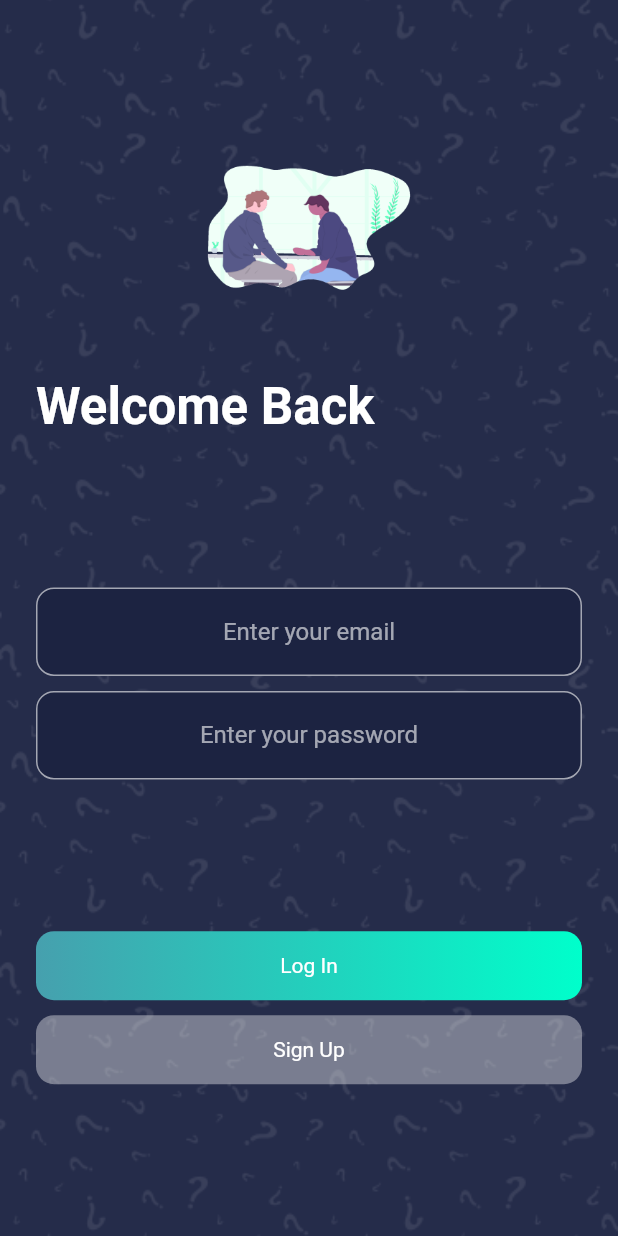
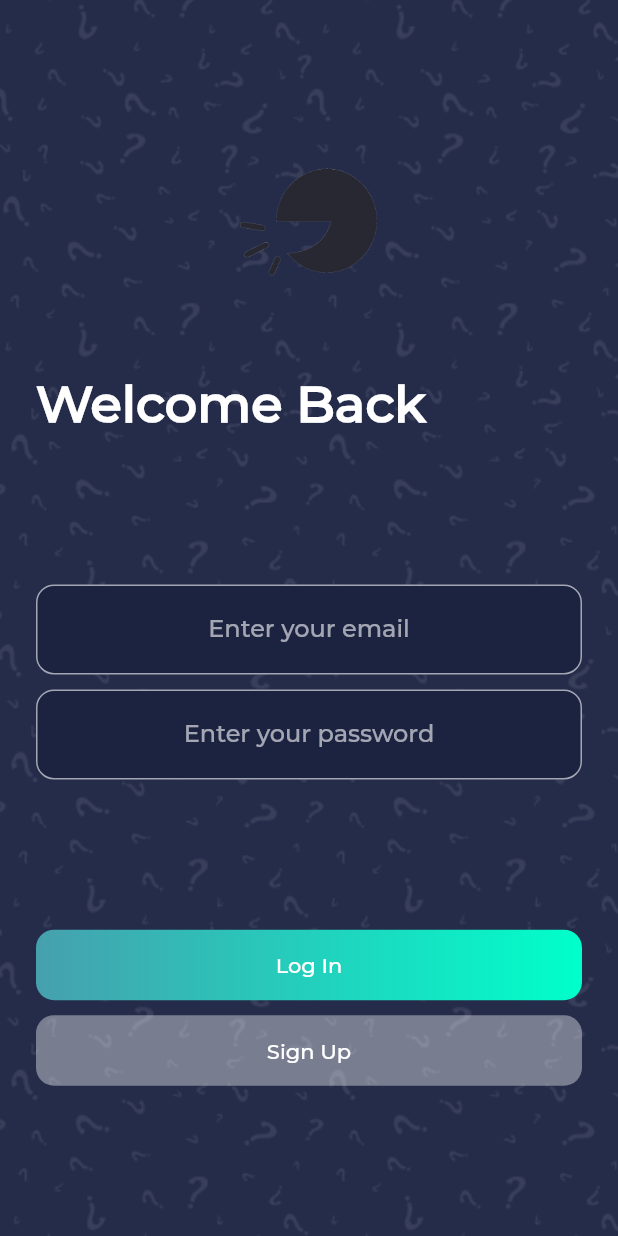
Before and after one commit to samiraliyev573/mchacks2021, a Flutter app: the screen it shows after launch, on a phone screen of 412 x 824 dp. Run offline on Flutter 3.47's test engine with Material 2 defaults, Android fonts, the phone set to English and light mode, and no system bars; our stand-ins replace animated_text_kit, awesome_dialog, cloud_firestore, firebase_auth, firebase_core, modal_progress_hud; accounts and stored records are empty.

Commit message:
Logo and Fonts

```diff
--- a/lib/main.dart
+++ b/lib/main.dart
@@ -13,7 +13,8 @@ class MyApp extends StatelessWidget {
   Widget build(BuildContext context) {
     return MaterialApp(
       title: 'McHacks2021',
-      theme: ThemeData.dark(),
+      theme: ThemeData(
+          fontFamily: "Montserrat-Medium", brightness: Brightness.dark),
       debugShowCheckedModeBanner: false,
       home: LoginScreen(),
     );
--- a/lib/screens/chat_screen.dart
+++ b/lib/screens/chat_screen.dart
@@ -1,6 +1,8 @@
 import 'package:flutter/material.dart';
 
 class ChatScreen extends StatelessWidget {
+  final Color color;
+  ChatScreen({this.color});
   @override
   Widget build(BuildContext context) {
     return Scaffold(
--- a/lib/screens/home_page.dart
+++ b/lib/screens/home_page.dart
@@ -8,9 +8,9 @@ class HomePage extends StatelessWidget {
   @override
   Widget build(BuildContext context) {
     return Scaffold(
-      backgroundColor: Colors.white,
+      backgroundColor: Colors.white70,
       appBar: AppBar(
-        backgroundColor: Colors.white,
+        backgroundColor: Colors.white24,
         elevation: 0,
         leading: IconButton(
           padding: EdgeInsets.only(left: 15),
--- a/lib/screens/loginscreen.dart
+++ b/lib/screens/loginscreen.dart
@@ -42,8 +42,7 @@ class _LoginScreenState extends State<LoginScreen> {
                       tag: 'logo',
                       child: Container(
                         height: 200.0,
-                        child: Image.asset(
-                            'assets/images/logotemptransparent.png'),
+                        child: Image.asset('assets/images/logo.png'),
                       ),
                     ),
                   ),
--- a/lib/screens/registrationscreen.dart
+++ b/lib/screens/registrationscreen.dart
@@ -37,8 +37,7 @@ class _RegistrationScreenState extends State<RegistrationScreen> {
                       tag: 'logo',
                       child: Container(
                         height: 200.0,
-                        child: Image.asset(
-                            'assets/images/logotemptransparent.png'),
+                        child: Image.asset('assets/images/logo.png'),
                       ),
                     ),
                   ),
```
Also changed, not shown: lib/components/opinion_selector.dart (+20 -8 lines), pubspec.yaml (+20 -0 lines), assets/fonts/CircularAir-Light.ttf (added), assets/fonts/CircularStd-Bold.ttf (added), assets/fonts/CircularStd-Medium.ttf (added), assets/fonts/Montserrat-Black.ttf (added), assets/fonts/Montserrat-Bold.ttf (added), assets/fonts/Montserrat-Medium.ttf (added), assets/images/logo.png (added), assets/images/logotemptransparent.png (deleted).
